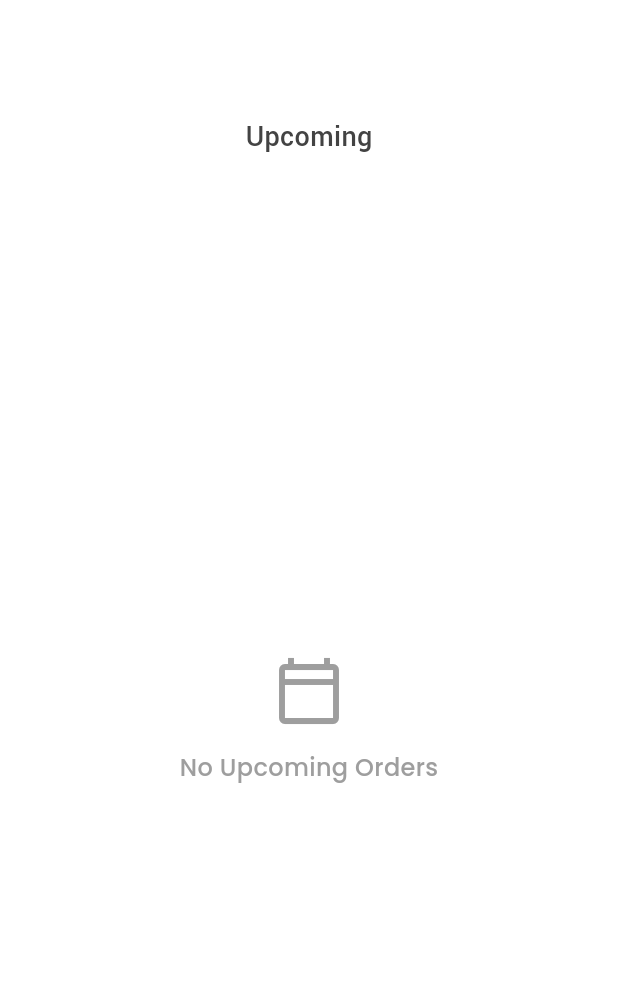
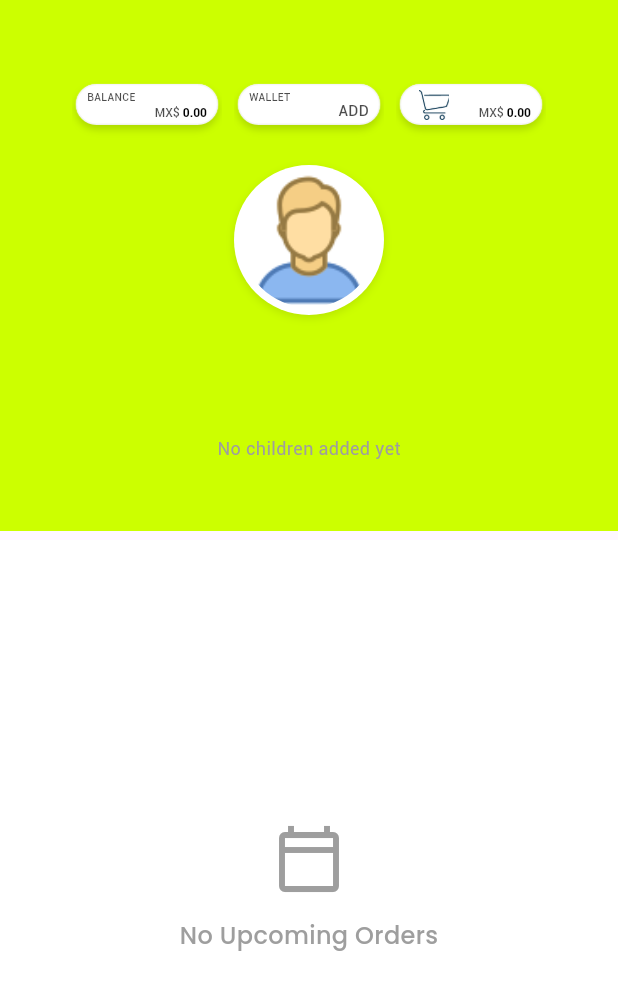
Before and after one commit to UK-Dev786/snackTagApp, a Flutter app: the ParentsHistoryView screen opened by its route, on a phone screen of 412 x 824 dp. Shown: the top 990 px of the screen. Run offline on Flutter 3.47's test engine with Material 3 defaults, Android fonts, the light colour scheme and no system bars; our stand-ins replace cloud_firestore, dio, firebase_analytics, firebase_auth, firebase_core, firebase_messaging and 12 more; missing offline and left inert: dart:ffi, firebase_app_check, flutter_stripe, webview_flutter_android, webview_flutter_wkwebview; accounts and stored records are empty; Roboto replaces fonts that are missing (assets/fonts/Metropolis-Regular.otf).

Commit message:
set the parent header to the upcoming view/parent history view.

```diff
--- a/lib/app/modules/parents_history/views/parents_history_view.dart
+++ b/lib/app/modules/parents_history/views/parents_history_view.dart
@@ -4,6 +4,7 @@ import 'package:snacktag/app/modules/parents_history_details/views/parents_histo
 
 import 'package:snacktag/app/modules/parents_history_select_date/views/parents_history_select_date_view.dart';
 import 'package:snacktag/config/app_text_style.dart';
+import 'package:snacktag/widgets/parent_header.dart';
 
 import '../controllers/parents_history_controller.dart';
 
@@ -15,70 +16,76 @@ class ParentsHistoryView extends GetView<ParentsHistoryController> {
     return Scaffold(
       backgroundColor: Colors.white,
       body: Column(crossAxisAlignment: CrossAxisAlignment.center, children: [
-        Obx(() {
-          if (controller.selectedIndex.value != 0) {
-            return Padding(
-              padding: const EdgeInsets.only(left: 20, top: 35),
-              child: Align(
-                alignment: Alignment.topLeft,
-                child: GestureDetector(
-                  onTap: () {
-                    if (controller.selectedIndex.value == 1) {
-                      controller.updateSelectedIndex(0);
-                    }
-                  },
-                  child: Container(
-                    height: 35,
-                    width: 35,
-                    margin: const EdgeInsets.only(
-                        top: 16), // Add some margin if needed
-                    decoration: BoxDecoration(
-                      shape: BoxShape.circle,
-                      boxShadow: [
-                        BoxShadow(
-                          color: Colors.grey.withOpacity(0.2),
-                          blurRadius: 4,
-                          spreadRadius: 2,
-                        ),
-                      ],
-                      color: Colors.white, // Background color for the container
-                    ),
-                    child: Center(
-                      child: Image.asset(
-                        "assets/icon/back.png",
-                        height: 15, // Set the height to 15
-                        width: 10, // Set the width to 15
-                      ),
-                    ),
-                  ),
-                ),
-              ),
-            );
-          } else {
-            // You can return an empty container or SizedBox when the condition is not met
-            return const SizedBox(
-              height: 70,
-            ); // No space is occupied if the condition is not met
-          }
-        }),
+        // Obx(() {
+        //   if (controller.selectedIndex.value != 0) {
+        //     return Padding(
+        //       padding: const EdgeInsets.only(left: 20, top: 35),
+        //       child: Align(
+        //         alignment: Alignment.topLeft,
+        //         child: GestureDetector(
+        //           onTap: () {
+        //             if (controller.selectedIndex.value == 1) {
+        //               controller.updateSelectedIndex(0);
+        //             }
+        //           },
+        //           child: Container(
+        //             height: 35,
+        //             width: 35,
+        //             margin: const EdgeInsets.only(
+        //                 top: 16), // Add some margin if needed
+        //             decoration: BoxDecoration(
+        //               shape: BoxShape.circle,
+        //               boxShadow: [
+        //                 BoxShadow(
+        //                   color: Colors.grey.withOpacity(0.2),
+        //                   blurRadius: 4,
+        //                   spreadRadius: 2,
+        //                 ),
+        //               ],
+        //               color: Colors.white, // Background color for the container
+        //             ),
+        //             child: Center(
+        //               child: Image.asset(
+        //                 "assets/icon/back.png",
+        //                 height: 15, // Set the height to 15
+        //                 width: 10, // Set the width to 15
+        //               ),
+        //             ),
+        //           ),
+        //         ),
+        //       ),
+        //     );
+        //   } else {
+        //     // You can return an empty container or SizedBox when the condition is not met
+        //     return const SizedBox(
+        //       height: 70,
+        //     ); // No space is occupied if the condition is not met
+        //   }
+        // }),
 
-        const SizedBox(
-          height: 8,
+        // const SizedBox(
+        //   height: 8,
+        // ),
+
+        // // Settings Title
+        // Obx(
+        //   () => Text(
+        //     controller.selectedIndex.value == 1
+        //         ? 'History'
+        //         : 'Upcoming', // Title text
+        //     style: AppTextStyles.MetropolisMedium.copyWith(
+        //       fontSize: 18,
+        //       color: const Color(0xFF434343),
+        //     ),
+        //   ),
+        // ),
+        // const SizedBox(height: 32), // Spacing between title and list
+
+        SizedBox(
+          height: 360,
+          child: ParentsHeader(),
         ),
 
-        // Settings Title
-        Obx(
-          () => Text(
-            controller.selectedIndex.value == 1
-                ? 'History'
-                : 'Upcoming', // Title text
-            style: AppTextStyles.MetropolisMedium.copyWith(
-              fontSize: 18,
-              color: const Color(0xFF434343),
-            ),
-          ),
-        ),
-        const SizedBox(height: 32), // Spacing between title and list
         Expanded(
           child: Obx(
             () => IndexedStack(
```
